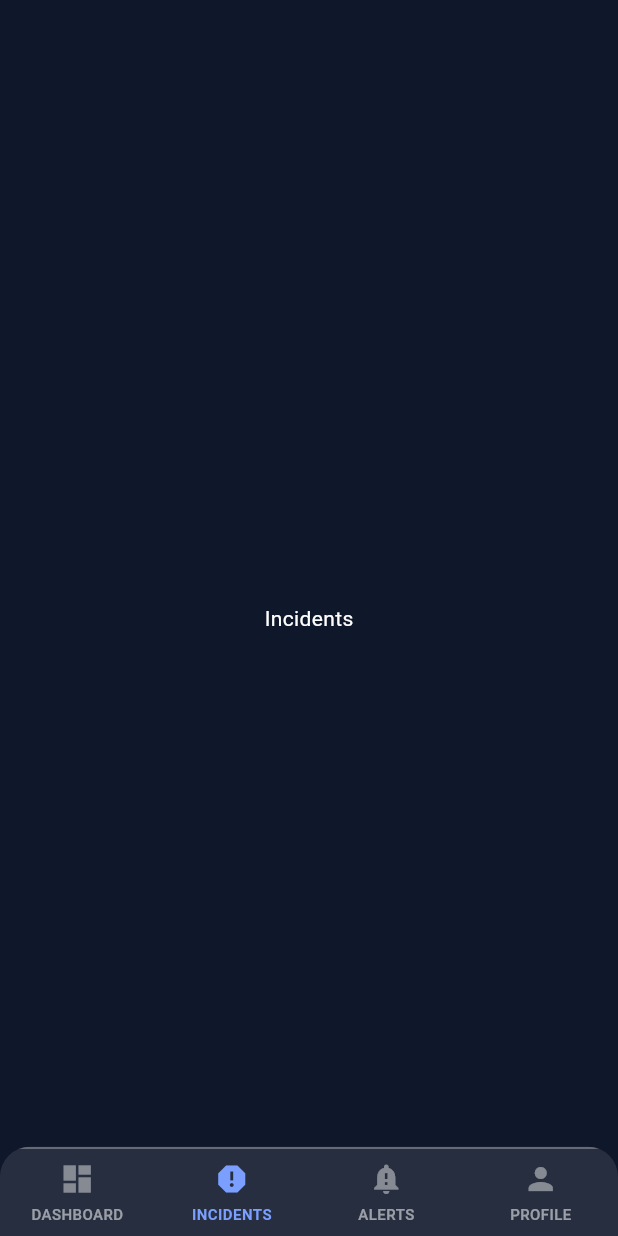
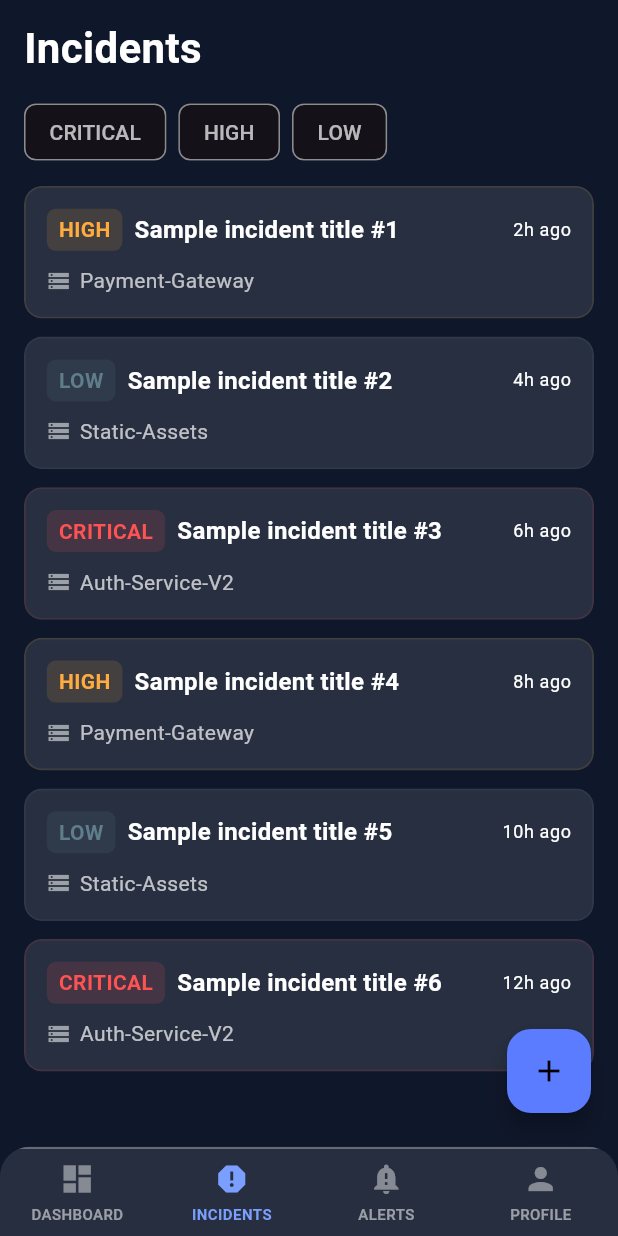
Before and after one commit to AbdelhamidSaidi/cloudOps_mobile_dashbord, a Flutter app: the MainShell screen opened by its route, item 2 of the bottom bar chosen, on a phone screen of 412 x 824 dp. Run offline on Flutter 3.47's test engine with Material 3 defaults, Android fonts, the phone set to English and light mode, and no system bars; our stand-ins replace flutter_secure_storage; accounts and stored records are empty.

Commit message:
added incident screen and add incident screen
Co-authored-by: Copilot <copilot@github.com>

```diff
--- a/lib/main.dart
+++ b/lib/main.dart
@@ -1,9 +1,12 @@
 import 'package:flutter/material.dart';
 import 'dart:ui';
 import 'screens/profile_screen.dart';
+import 'screens/incidents_screen.dart';
+import 'screens/add_incident_page.dart';
 import 'screens/login_screen.dart';
 import 'services/auth_service.dart';
 import 'services/theme_service.dart';
+import 'models/incident.dart';
 import 'theme.dart';
 
 void main() async {
@@ -81,13 +84,19 @@ class MainShell extends StatefulWidget {
 
 class _MainShellState extends State<MainShell> {
   int _selectedIndex = 0;
+  final List<IncidentData> _incidents = [];
 
-  static const List<Widget> _pages = <Widget>[
-    Center(child: Text('Dashboard')),
-    Center(child: Text('Incidents')),
-    Center(child: Text('Alerts')),
-    ProfileScreen(),
-  ];
+  void _addIncident(String title, String description, String priority, String service) {
+    setState(() {
+      _incidents.insert(0, IncidentData(
+        id: 'INC-${DateTime.now().millisecondsSinceEpoch}',
+        title: title,
+        service: service,
+        severity: priority.split(' - ').first,
+        age: 'now',
+      ));
+    });
+  }
 
   void _onItemTapped(int index) {
     setState(() {
@@ -98,10 +107,33 @@ class _MainShellState extends State<MainShell> {
   @override
   Widget build(BuildContext context) {
     final isDark = Theme.of(context).brightness == Brightness.dark;
+
+    final pages = <Widget>[
+      const Center(child: Text('Dashboard')),
+      IncidentsScreen(incidents: _incidents),
+      const Center(child: Text('Alerts')),
+      const ProfileScreen(),
+    ];
+
     return Scaffold(
       body: Stack(
         children: [
-          SafeArea(child: _pages[_selectedIndex]),
+          SafeArea(child: pages[_selectedIndex]),
+          if (_selectedIndex == 1)
+            Positioned(
+              right: 18,
+              bottom: 82,
+              child: FloatingActionButton(
+                onPressed: () {
+                  Navigator.of(context).push(
+                    MaterialPageRoute(
+                      builder: (_) => AddIncidentPage(onAddIncident: _addIncident),
+                    ),
+                  );
+                },
+                child: const Icon(Icons.add),
+              ),
+            ),
           // Glassmorphic bottom navigation
           Positioned(
             left: 0,
--- /dev/null
+++ b/lib/models/incident.dart
@@ -0,0 +1,15 @@
+class IncidentData {
+  final String id;
+  final String title;
+  final String service;
+  final String severity;
+  final String age;
+
+  IncidentData({
+    required this.id,
+    required this.title,
+    required this.service,
+    required this.severity,
+    required this.age,
+  });
+}
--- a/lib/screens/edit_profile_screen.dart
+++ b/lib/screens/edit_profile_screen.dart
@@ -117,7 +117,7 @@ class _EditProfileScreenState extends State<EditProfileScreen> {
                   // Country selector
                   DropdownButtonFormField<String>(
                     decoration: const InputDecoration(labelText: 'Country'),
-                    value: _selectedCountry,
+                    initialValue: _selectedCountry,
                     items: _countryCities.keys
                         .map((c) => DropdownMenuItem(value: c, child: Text(c)))
                         .toList(),
@@ -136,7 +136,7 @@ class _EditProfileScreenState extends State<EditProfileScreen> {
                   // City selector
                   DropdownButtonFormField<String>(
                     decoration: const InputDecoration(labelText: 'City'),
-                    value: _selectedCity,
+                    initialValue: _selectedCity,
                     items: _selectedCountry == null
                         ? <DropdownMenuItem<String>>[]
                         : _countryCities[_selectedCountry]!
--- /dev/null
+++ b/lib/screens/incidents_screen.dart
@@ -0,0 +1,368 @@
+import 'dart:ui';
+
+import 'package:flutter/material.dart';
+import '../models/incident.dart';
+
+class IncidentsScreen extends StatefulWidget {
+  final List<IncidentData> incidents;
+
+  const IncidentsScreen({super.key, required this.incidents});
+
+  @override
+  State<IncidentsScreen> createState() => _IncidentsScreenState();
+}
+
+class _IncidentsScreenState extends State<IncidentsScreen> {
+  String? _selectedPriority;
+
+  @override
+  Widget build(BuildContext context) {
+    final items = widget.incidents.isEmpty
+        ? List.generate(6, (i) => _Incident.mock(i + 1))
+        : widget.incidents.map((e) => _Incident(e.id, e.title, e.service, e.severity, e.age)).toList();
+
+    final filtered = _selectedPriority == null
+        ? items
+        : items.where((e) => e.severity == _selectedPriority).toList();
+
+    return Scaffold(
+      backgroundColor: Colors.transparent,
+      body: SafeArea(
+        child: Padding(
+          padding: const EdgeInsets.symmetric(horizontal: 16, vertical: 12),
+          child: Column(
+            crossAxisAlignment: CrossAxisAlignment.start,
+            children: [
+              const Text(
+                'Incidents',
+                style: TextStyle(fontSize: 28, fontWeight: FontWeight.w700),
+              ),
+              const SizedBox(height: 12),
+              // Priority filter chips
+              SingleChildScrollView(
+                scrollDirection: Axis.horizontal,
+                child: Row(
+                  children: ['CRITICAL', 'HIGH', 'LOW'].map((priority) {
+                    final isSelected = _selectedPriority == priority;
+                    return Padding(
+                      padding: const EdgeInsets.only(right: 8),
+                      child: FilterChip(
+                        label: Text(priority),
+                        selected: isSelected,
+                        onSelected: (selected) {
+                          setState(() {
+                            _selectedPriority = selected ? priority : null;
+                          });
+                        },
+                        backgroundColor: Colors.transparent,
+                        side: BorderSide(
+                          color: isSelected ? Theme.of(context).colorScheme.secondary : Colors.white30,
+                          width: isSelected ? 2 : 1,
+                        ),
+                        labelStyle: TextStyle(
+                          color: isSelected ? Theme.of(context).colorScheme.secondary : Colors.white70,
+                          fontWeight: isSelected ? FontWeight.w600 : FontWeight.w500,
+                        ),
+                      ),
+                    );
+                  }).toList(),
+                ),
+              ),
+              const SizedBox(height: 12),
+              Expanded(
+                child: filtered.isEmpty
+                    ? Center(
+                        child: Text(
+                          'No incidents with priority "$_selectedPriority"',
+                          style: TextStyle(color: Colors.white54),
+                        ),
+                      )
+                    : ListView.separated(
+                        itemCount: filtered.length,
+                        separatorBuilder: (_, _) => const SizedBox(height: 12),
+                        itemBuilder: (context, index) {
+                          final it = filtered[index];
+                          return _IncidentCard(incident: it);
+                        },
+                      ),
+              ),
+            ],
+          ),
+        ),
+      ),
+    );
+  }
+}
+
+class _Incident {
+  final String id;
+  final String title;
+  final String service;
+  final String severity;
+  final String age;
+
+  _Incident(this.id, this.title, this.service, this.severity, this.age);
+
+  factory _Incident.mock(int i) {
+    final sev = i % 3 == 0 ? 'CRITICAL' : (i % 3 == 1 ? 'HIGH' : 'LOW');
+    return _Incident(
+      'INC-88${i + 10}',
+      'Sample incident title #$i',
+      ['Auth-Service-V2', 'Payment-Gateway', 'Static-Assets'][i % 3],
+      sev,
+      '${i * 2}h ago',
+    );
+  }
+}
+
+class _IncidentCard extends StatelessWidget {
+  final _Incident incident;
+
+  const _IncidentCard({required this.incident});
+
+  Color _severityColor(String s, BuildContext context) {
+    switch (s) {
+      case 'CRITICAL':
+        return Colors.redAccent;
+      case 'HIGH':
+        return Colors.orangeAccent;
+      default:
+        return Colors.blueGrey;
+    }
+  }
+
+  @override
+  Widget build(BuildContext context) {
+    final color = _severityColor(incident.severity, context);
+    return ClipRRect(
+      borderRadius: BorderRadius.circular(12),
+      child: BackdropFilter(
+        filter: ImageFilter.blur(sigmaX: 8, sigmaY: 8),
+        child: Container(
+          decoration: BoxDecoration(
+            color: Theme.of(context).brightness == Brightness.dark
+                ? Colors.white10
+                : Colors.white.withValues(alpha: 0.06),
+            borderRadius: BorderRadius.circular(12),
+            border: Border.all(
+              color: color.withValues(alpha: 0.12),
+              width: 1.2,
+            ),
+          ),
+          padding: const EdgeInsets.all(14),
+          child: Column(
+            crossAxisAlignment: CrossAxisAlignment.start,
+            children: [
+              Row(
+                children: [
+                  Container(
+                    padding: const EdgeInsets.symmetric(
+                      horizontal: 8,
+                      vertical: 4,
+                    ),
+                    decoration: BoxDecoration(
+                      color: color.withValues(alpha: 0.14),
+                      borderRadius: BorderRadius.circular(6),
+                    ),
+                    child: Text(
+                      incident.severity,
+                      style: TextStyle(
+                        color: color,
+                        fontWeight: FontWeight.w700,
+                      ),
+                    ),
+                  ),
+                  const SizedBox(width: 8),
+                  Expanded(
+                    child: Text(
+                      incident.title,
+                      style: const TextStyle(
+                        fontSize: 16,
+                        fontWeight: FontWeight.w600,
+                      ),
+                    ),
+                  ),
+                  const SizedBox(width: 8),
+                  Text(
+                    incident.age,
+                    style: Theme.of(context).textTheme.bodySmall,
+                  ),
+                ],
+              ),
+              const SizedBox(height: 10),
+              Row(
+                children: [
+                  Icon(Icons.storage, size: 16, color: Colors.white54),
+                  const SizedBox(width: 6),
+                  Text(
+                    incident.service,
+                    style: const TextStyle(color: Colors.white70),
+                  ),
+                ],
+              ),
+            ],
+          ),
+        ),
+      ),
+    );
+  }
+}
+
+class NewIncidentModal extends StatefulWidget {
+  const NewIncidentModal({super.key});
+
+  @override
+  State<NewIncidentModal> createState() => _NewIncidentModalState();
+}
+
+class _NewIncidentModalState extends State<NewIncidentModal> {
+  final _title = TextEditingController();
+  final _desc = TextEditingController();
+  String _priority = 'P0 - Critical Impact';
+  String _service = 'Select a service...';
+
+  @override
+  Widget build(BuildContext context) {
+    return Dialog(
+      backgroundColor: Colors.transparent,
+      insetPadding: const EdgeInsets.symmetric(horizontal: 20, vertical: 60),
+      child: ClipRRect(
+        borderRadius: BorderRadius.circular(16),
+        child: BackdropFilter(
+          filter: ImageFilter.blur(sigmaX: 14, sigmaY: 14),
+          child: Container(
+            padding: const EdgeInsets.all(18),
+            decoration: BoxDecoration(
+              color: Theme.of(context).brightness == Brightness.dark
+                  ? Colors.white10
+                  : Colors.white.withValues(alpha: 0.06),
+              borderRadius: BorderRadius.circular(16),
+              border: Border.all(color: Colors.white12, width: 1.0),
+            ),
+            child: SingleChildScrollView(
+              child: Column(
+                crossAxisAlignment: CrossAxisAlignment.start,
+                children: [
+                  const Text(
+                    'Declare New Incident',
+                    style: TextStyle(fontSize: 20, fontWeight: FontWeight.w700),
+                  ),
+                  const SizedBox(height: 8),
+                  const Text(
+                    'Initiate a critical response workflow. Ensure priority reflects impact.',
+                  ),
+                  const SizedBox(height: 12),
+                  const Text(
+                    'Incident Title',
+                    style: TextStyle(fontWeight: FontWeight.w600),
+                  ),
+                  const SizedBox(height: 6),
+                  TextField(
+                    controller: _title,
+                    decoration: const InputDecoration(
+                      hintText: 'e.g., Auth-Service API Latency Spike',
+                    ),
+                  ),
+                  const SizedBox(height: 12),
+                  const Text(
+                    'Full Description',
+                    style: TextStyle(fontWeight: FontWeight.w600),
+                  ),
+                  const SizedBox(height: 6),
+                  TextField(
+                    controller: _desc,
+                    maxLines: 4,
+                    decoration: const InputDecoration(
+                      hintText: 'Describe the symptoms, observed behavior...',
+                    ),
+                  ),
+                  const SizedBox(height: 12),
+                  Row(
+                    children: [
+                      Expanded(
+                        child: Column(
+                          crossAxisAlignment: CrossAxisAlignment.start,
+                          children: [
+                            const Text(
+                              'Priority Level',
+                              style: TextStyle(fontWeight: FontWeight.w600),
+                            ),
+                            const SizedBox(height: 6),
+                            DropdownButtonFormField<String>(
+                              initialValue: _priority,
+                              items:
+                                  [
+                                        'P0 - Critical Impact',
+                                        'P1 - High',
+                                        'P2 - Medium',
+                                        'P3 - Low',
+                                      ]
+                                      .map(
+                                        (e) => DropdownMenuItem(
+                                          value: e,
+                                          child: Text(e),
+                                        ),
+                                      )
+                                      .toList(),
+                              onChanged: (v) =>
+                                  setState(() => _priority = v ?? _priority),
+                            ),
+                          ],
+                        ),
+                      ),
+                    ],
+                  ),
+                  const SizedBox(height: 12),
+                  const Text(
+                    'Impacted Service',
+                    style: TextStyle(fontWeight: FontWeight.w600),
+                  ),
+                  const SizedBox(height: 6),
+                  DropdownButtonFormField<String>(
+                    initialValue: null,
+                    hint: const Text('Select a service...'),
+                    items:
+                        [
+                              'Auth-Service-V2',
+                              'Payment-Gateway',
+                              'Logging-Stack',
+                              'Static-Assets',
+                            ]
+                            .map(
+                              (e) => DropdownMenuItem(value: e, child: Text(e)),
+                            )
+                            .toList(),
+                    onChanged: (v) => setState(() => _service = v ?? _service),
+                  ),
+                  const SizedBox(height: 16),
+                  Row(
+                    mainAxisAlignment: MainAxisAlignment.end,
+                    children: [
+                      TextButton(
+                        onPressed: () => Navigator.pop(context),
+                        child: const Text('CANCEL'),
+                      ),
+                      const SizedBox(width: 8),
+                      ElevatedButton(
+                        onPressed: () {
+                          // placeholder - in real app we'd send to backend
+                          Navigator.pop(context);
+                          ScaffoldMessenger.of(context).showSnackBar(
+                            const SnackBar(
+                              content: Text('Incident created (mock)'),
+                            ),
+                          );
+                        },
+                        child: const Text('CREATE INCIDENT'),
+                      ),
+                    ],
+                  ),
+                ],
+              ),
+            ),
+          ),
+        ),
+      ),
+    );
+  }
+}
```
Also changed, not shown: lib/screens/add_incident_page.dart (added, +208 -0 lines).
